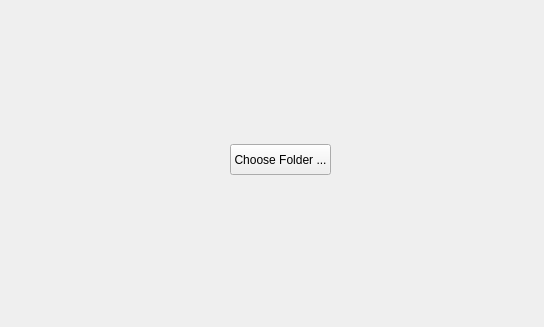
patsakron/Car_identification, file mainwindow.ui: the form before one commit; both pictures show x 110 to 654 and y 373 to 700 of the 900 by 700 pixel window.
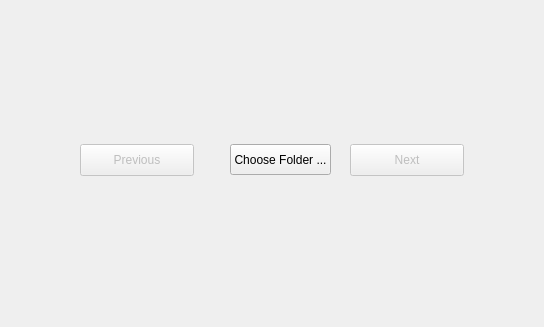
The form after the commit.

Commit message: Add Next and Previous Button and re-code a bit

What changed in the file:
```diff
--- a/mainwindow.ui
+++ b/mainwindow.ui
@@ -49,6 +49,38 @@
      <string>Choose Folder ...</string>
     </property>
    </widget>
+   <widget class="QPushButton" name="btNext">
+    <property name="enabled">
+     <bool>false</bool>
+    </property>
+    <property name="geometry">
+     <rect>
+      <x>460</x>
+      <y>500</y>
+      <width>114</width>
+      <height>32</height>
+     </rect>
+    </property>
+    <property name="text">
+     <string>Next</string>
+    </property>
+   </widget>
+   <widget class="QPushButton" name="btPrevious">
+    <property name="enabled">
+     <bool>false</bool>
+    </property>
+    <property name="geometry">
+     <rect>
+      <x>190</x>
+      <y>500</y>
+      <width>114</width>
+      <height>32</height>
+     </rect>
+    </property>
+    <property name="text">
+     <string>Previous</string>
+    </property>
+   </widget>
   </widget>
   <widget class="QMenuBar" name="menuBar">
    <property name="geometry">
```
The commit also changes 2 other files.
